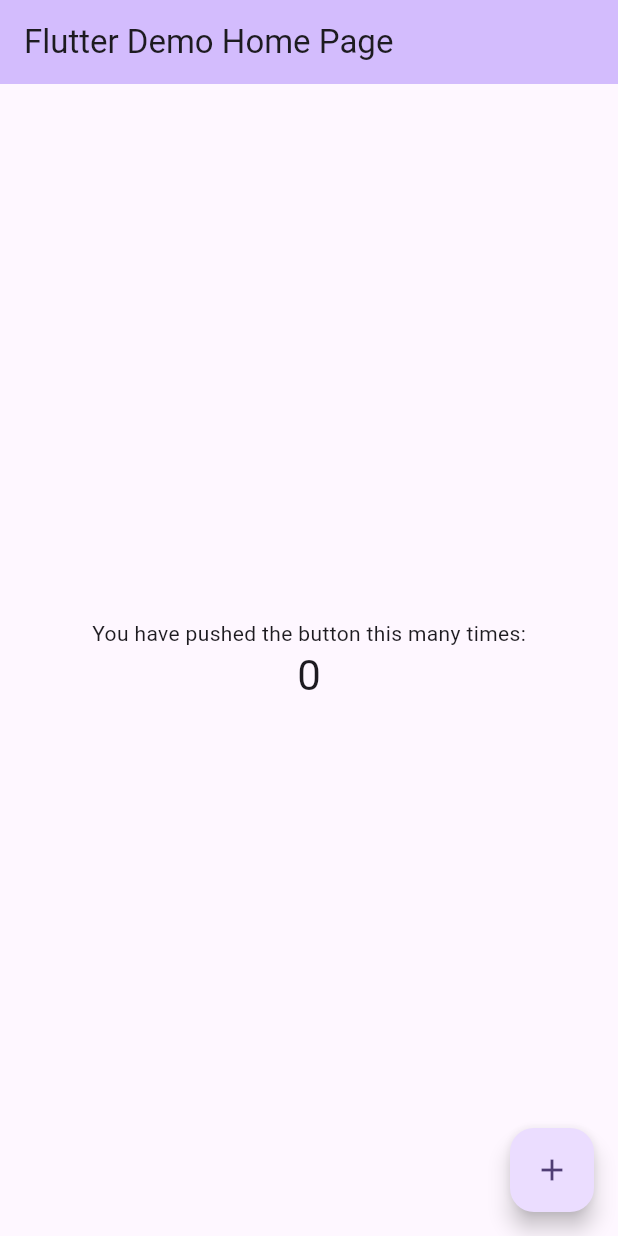
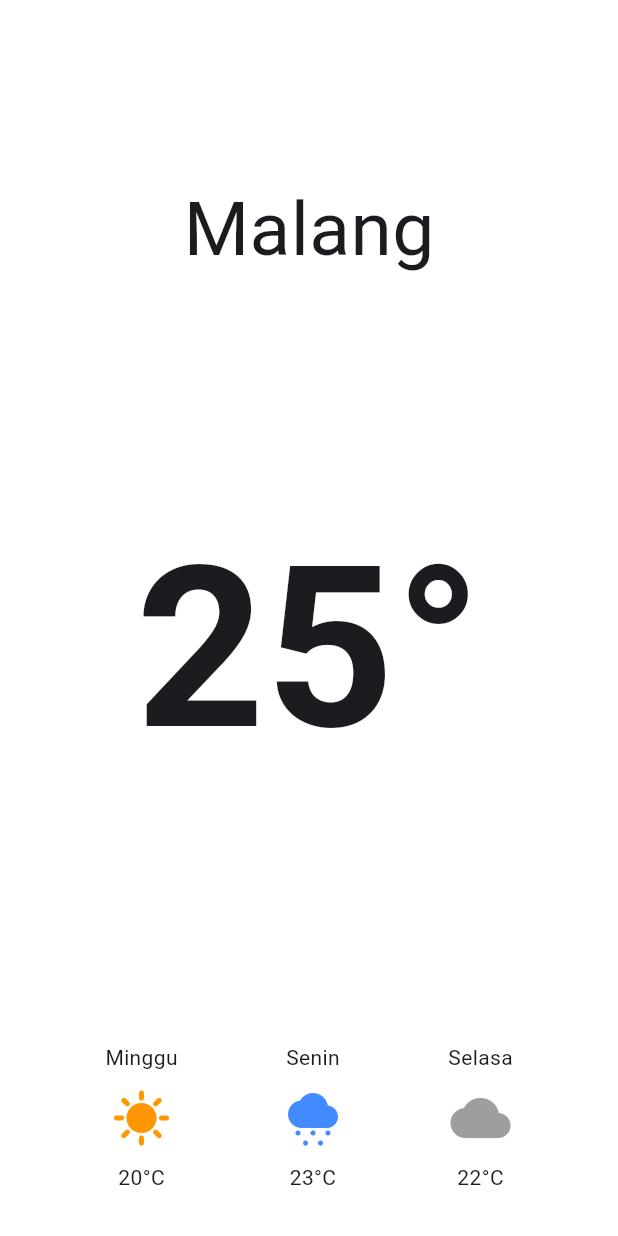
Before and after one commit to hanifahifa/PRAKTIKUM_MOBILE, a Flutter app: the screen it shows after launch, on a phone screen of 412 x 824 dp. Run offline on Flutter 3.47's test engine with Material 3 defaults, Android fonts, the phone set to English and light mode, and no system bars.

Commit message:
Perubahan main.dart untk modul 3

```diff
--- a/lib/main.dart
+++ b/lib/main.dart
@@ -11,112 +11,71 @@ class MyApp extends StatelessWidget {
   @override
   Widget build(BuildContext context) {
     return MaterialApp(
-      title: 'Flutter Demo',
-      theme: ThemeData(
-        // This is the theme of your application.
-        //
-        // TRY THIS: Try running your application with "flutter run". You'll see
-        // the application has a purple toolbar. Then, without quitting the app,
-        // try changing the seedColor in the colorScheme below to Colors.green
-        // and then invoke "hot reload" (save your changes or press the "hot
-        // reload" button in a Flutter-supported IDE, or press "r" if you used
-        // the command line to start the app).
-        //
-        // Notice that the counter didn't reset back to zero; the application
-        // state is not lost during the reload. To reset the state, use hot
-        // restart instead.
-        //
-        // This works for code too, not just values: Most code changes can be
-        // tested with just a hot reload.
-        colorScheme: ColorScheme.fromSeed(seedColor: Colors.deepPurple),
-      ),
-      home: const MyHomePage(title: 'Flutter Demo Home Page'),
+
+      debugShowCheckedModeBanner: false,
+      home: WeatherScreen(),
     );
   }
 }
 
-class MyHomePage extends StatefulWidget {
-  const MyHomePage({super.key, required this.title});
 
-  // This widget is the home page of your application. It is stateful, meaning
-  // that it has a State object (defined below) that contains fields that affect
-  // how it looks.
-
-  // This class is the configuration for the state. It holds the values (in this
-  // case the title) provided by the parent (in this case the App widget) and
-  // used by the build method of the State. Fields in a Widget subclass are
-  // always marked "final".
-
-  final String title;
-
-  @override
-  State<MyHomePage> createState() => _MyHomePageState();
-}
-
-class _MyHomePageState extends State<MyHomePage> {
-  int _counter = 0;
-
-  void _incrementCounter() {
-    setState(() {
-      // This call to setState tells the Flutter framework that something has
-      // changed in this State, which causes it to rerun the build method below
-      // so that the display can reflect the updated values. If we changed
-      // _counter without calling setState(), then the build method would not be
-      // called again, and so nothing would appear to happen.
-      _counter++;
-    });
+class WeatherScreen extends StatelessWidget {
+  // Widget untuk menampilkan item cuaca
+  Widget _buildWeatherItem(
+    String day,
+    IconData icon,
+    String temp,
+    Color color,
+  ) {
+    return Column(
+      children: [
+        Text(day),
+        SizedBox(height: 10),
+        Icon(icon, size: 40, color: color),
+        SizedBox(height: 10),
+        Text(temp),
+      ],
+    );
   }
 
   @override
   Widget build(BuildContext context) {
-    // This method is rerun every time setState is called, for instance as done
-    // by the _incrementCounter method above.
-    //
-    // The Flutter framework has been optimized to make rerunning build methods
-    // fast, so that you can just rebuild anything that needs updating rather
-    // than having to individually change instances of widgets.
+
     return Scaffold(
-      appBar: AppBar(
-        // TRY THIS: Try changing the color here to a specific color (to
-        // Colors.amber, perhaps?) and trigger a hot reload to see the AppBar
-        // change color while the other colors stay the same.
-        backgroundColor: Theme.of(context).colorScheme.inversePrimary,
-        // Here we take the value from the MyHomePage object that was created by
-        // the App.build method, and use it to set our appbar title.
-        title: Text(widget.title),
-      ),
-      body: Center(
-        // Center is a layout widget. It takes a single child and positions it
-        // in the middle of the parent.
+      backgroundColor: Colors.white,
+      body: SafeArea(
         child: Column(
-          // Column is also a layout widget. It takes a list of children and
-          // arranges them vertically. By default, it sizes itself to fit its
-          // children horizontally, and tries to be as tall as its parent.
-          //
-          // Column has various properties to control how it sizes itself and
-          // how it positions its children. Here we use mainAxisAlignment to
-          // center the children vertically; the main axis here is the vertical
-          // axis because Columns are vertical (the cross axis would be
-          // horizontal).
-          //
-          // TRY THIS: Invoke "debug painting" (choose the "Toggle Debug Paint"
-          // action in the IDE, or press "p" in the console), to see the
-          // wireframe for each widget.
-          mainAxisAlignment: MainAxisAlignment.center,
-          children: <Widget>[
-            const Text('You have pushed the button this many times:'),
+          mainAxisAlignment: MainAxisAlignment.spaceAround,
+          crossAxisAlignment: CrossAxisAlignment.center,
+          children: [
+            SizedBox(height: 30),
             Text(
-              '$_counter',
-              style: Theme.of(context).textTheme.headlineMedium,
+              "Malang",
+              style: TextStyle(fontSize: 50, fontWeight: FontWeight.w400),
+            ),
+            SizedBox(height: 20),
+            Text(
+              "25\u00B0",
+              style: TextStyle(fontSize: 150, fontWeight: FontWeight.bold),
+            ),
+            SizedBox(height: 40),
+            Row(
+              mainAxisAlignment: MainAxisAlignment.spaceEvenly,
+              children: [
+                _buildWeatherItem("Minggu", Icons.sunny, "20°C", Colors.orange),
+                _buildWeatherItem(
+                  "Senin",
+                  Icons.cloudy_snowing,
+                  "23°C",
+                  Colors.blueAccent,
+                ),
+                _buildWeatherItem("Selasa", Icons.cloud, "22°C", Colors.grey),
+              ],
             ),
           ],
         ),
       ),
-      floatingActionButton: FloatingActionButton(
-        onPressed: _incrementCounter,
-        tooltip: 'Increment',
-        child: const Icon(Icons.add),
-      ), // This trailing comma makes auto-formatting nicer for build methods.
+
     );
   }
 }
```
